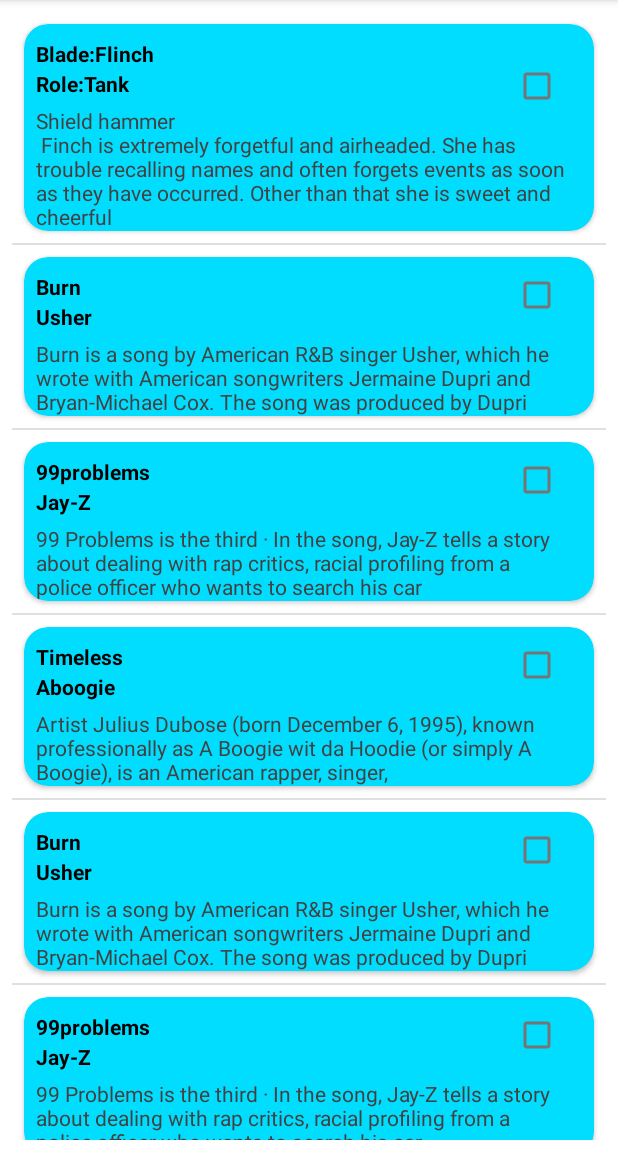
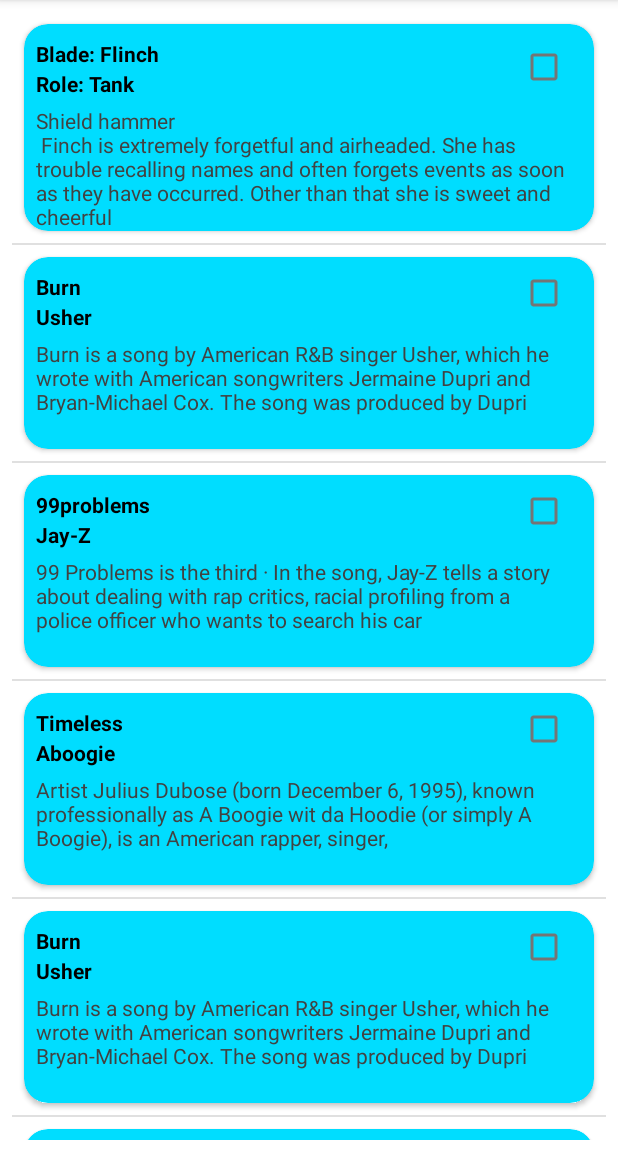
Before and after one commit to veelected/RecyclerList, an Android app: the screen it shows after launch (MainActivity), on a phone screen of 412 x 824 dp, the part 84-1236 px from its top. Run offline under Robolectric (Android 15) with nearby library versions, the phone set to English and light mode, and no system bars.

Commit message:
xeno entry test3

```diff
--- a/app/src/main/java/com/example/listviewexample/MainActivity.java
+++ b/app/src/main/java/com/example/listviewexample/MainActivity.java
@@ -29,7 +29,7 @@ public class MainActivity extends AppCompatActivity {
         FeedAdapter usher4 = new FeedAdapter("Usher", "Burn", "Burn is a song by American R&B singer Usher, which he wrote with American songwriters Jermaine Dupri and Bryan-Michael Cox. The song was produced by Dupri ");
         FeedAdapter jayz2 = new FeedAdapter("Jay-Z", "99problems", "99 Problems is the third · In the song, Jay-Z tells a story about dealing with rap critics, racial profiling from a police officer who wants to search his car");
         FeedAdapter aboogie3 = new FeedAdapter("Aboogie", "Timeless", "Artist Julius Dubose (born December 6, 1995), known professionally as A Boogie wit da Hoodie (or simply A Boogie), is an American rapper, singer, ");
-        FeedAdapter blade1 = new FeedAdapter("Role:Tank", "Blade:Flinch", "Shield hammer \n Finch is extremely forgetful and airheaded. She has trouble recalling names and often forgets events as soon as they have occurred. Other than that she is sweet and cheerful");
+        FeedAdapter blade1 = new FeedAdapter("Role: Tank", "Blade: Flinch", "Shield hammer \n Finch is extremely forgetful and airheaded. She has trouble recalling names and often forgets events as soon as they have occurred. Other than that she is sweet and cheerful");
         ArrayList<FeedAdapter> peopleList = new ArrayList<>();
 
         peopleList.add(blade1);
@@ -43,6 +43,7 @@ public class MainActivity extends AppCompatActivity {
         peopleList.add(jayz2);
         peopleList.add(aboogie3);
 
+        System.out.println("Test");
         PersonListAdapter adapter = new PersonListAdapter(this, R.layout.listview_topmusic, peopleList);
         lv_listview.setAdapter(adapter);
 
--- a/app/src/main/res/layout/listview_topmusic.xml
+++ b/app/src/main/res/layout/listview_topmusic.xml
@@ -23,9 +23,9 @@
             android:id="@+id/checkBox2"
             android:layout_width="wrap_content"
             android:layout_height="match_parent"
-            android:layout_marginStart="320dp"
+            android:layout_marginStart="330dp"
             android:layout_marginEnd="16dp"
-            android:layout_marginBottom="55dp"
+            android:layout_marginBottom="80dp"
             android:minWidth="48dp"
             android:textAlignment="textEnd"
             tools:ignore="TouchTargetSizeCheck" />
```
